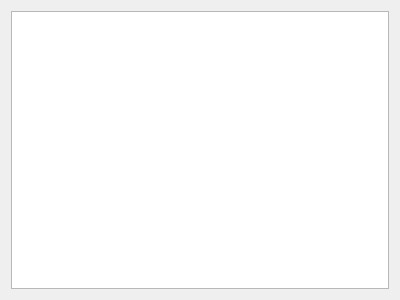
First picture: the form in power/switch/03_pyQT_GraphicsView.ui, repository rannrunn/py35, before the edit.
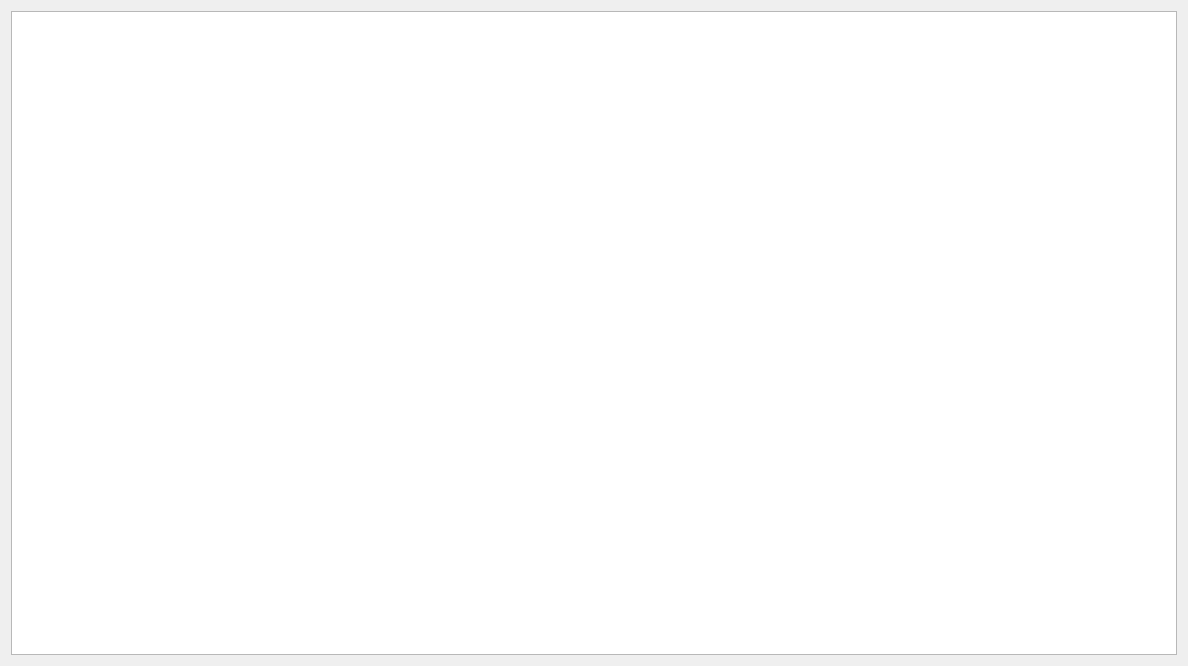
Second picture: the form after the edit.

What changed in the file:
```diff
--- a/power/switch/03_pyQT_GraphicsView.ui
+++ b/power/switch/03_pyQT_GraphicsView.ui
@@ -6,8 +6,8 @@
    <rect>
     <x>0</x>
     <y>0</y>
-    <width>400</width>
-    <height>300</height>
+    <width>1188</width>
+    <height>666</height>
    </rect>
   </property>
   <property name="windowTitle">
@@ -15,7 +15,11 @@
   </property>
   <layout class="QVBoxLayout" name="verticalLayout">
    <item>
-    <widget class="QGraphicsView" name="graphicsView"/>
+    <layout class="QHBoxLayout" name="dialogHorizontalLayout">
+     <item>
+      <widget class="QGraphicsView" name="diagramGraphicsView"/>
+     </item>
+    </layout>
    </item>
   </layout>
  </widget>
```
